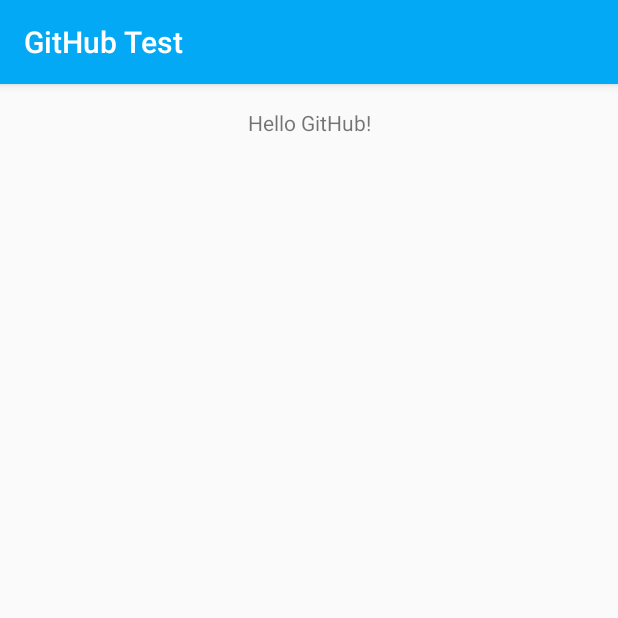
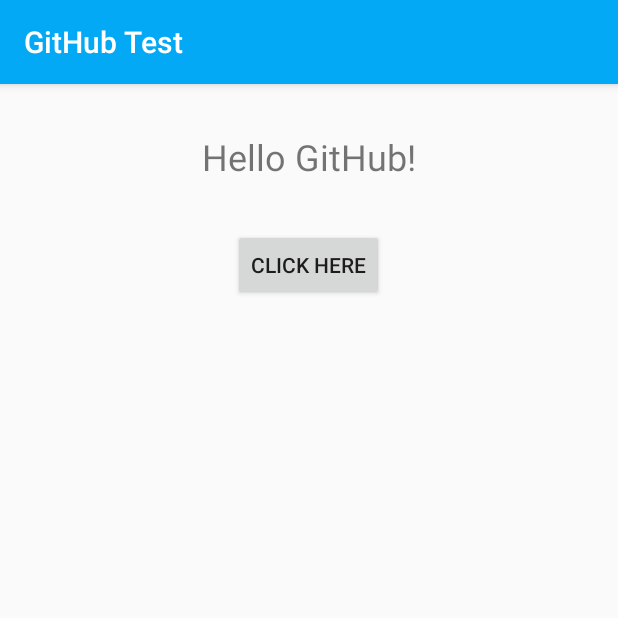
Before and after one commit to RebeckaTydal/GitHubTest, an Android app: the screen it shows after launch (MainActivity), on a phone screen of 412 x 824 dp, the top half of it. Run offline under Robolectric (Android 15) with nearby library versions, the phone set to English and light mode, and no system bars.

Commit message:
Button added

```diff
--- a/app/src/main/res/layout/activity_main.xml
+++ b/app/src/main/res/layout/activity_main.xml
@@ -1,5 +1,5 @@
 <?xml version="1.0" encoding="utf-8"?>
-<RelativeLayout xmlns:android="http://schemas.android.com/apk/res/android"
+<LinearLayout xmlns:android="http://schemas.android.com/apk/res/android"
     xmlns:tools="http://schemas.android.com/tools"
     android:id="@+id/activity_main"
     android:layout_width="match_parent"
@@ -8,11 +8,22 @@
     android:paddingLeft="@dimen/activity_horizontal_margin"
     android:paddingRight="@dimen/activity_horizontal_margin"
     android:paddingTop="@dimen/activity_vertical_margin"
+    android:orientation="vertical"
     tools:context="com.guranasystems.githubtest.MainActivity">
 
     <TextView
-        android:layout_width="match_parent"
+        android:layout_width="wrap_content"
         android:layout_height="wrap_content"
+        android:layout_gravity="center"
+        android:padding="16dp"
+        android:textSize="24sp"
         android:textAlignment="center"
-        android:text="Hello GitHub!" />
-</RelativeLayout>
+        android:text="@string/hello_github" />
+
+    <Button
+        android:layout_width="wrap_content"
+        android:layout_height="wrap_content"
+        android:layout_margin="16dp"
+        android:layout_gravity="center"
+        android:text="@string/click_here"/>
+</LinearLayout>
--- a/app/src/main/res/values/strings.xml
+++ b/app/src/main/res/values/strings.xml
@@ -1,3 +1,5 @@
 <resources>
     <string name="app_name">GitHub Test</string>
+    <string name="click_here">Click here</string>
+    <string name="hello_github">Hello GitHub!</string>
 </resources>
```
